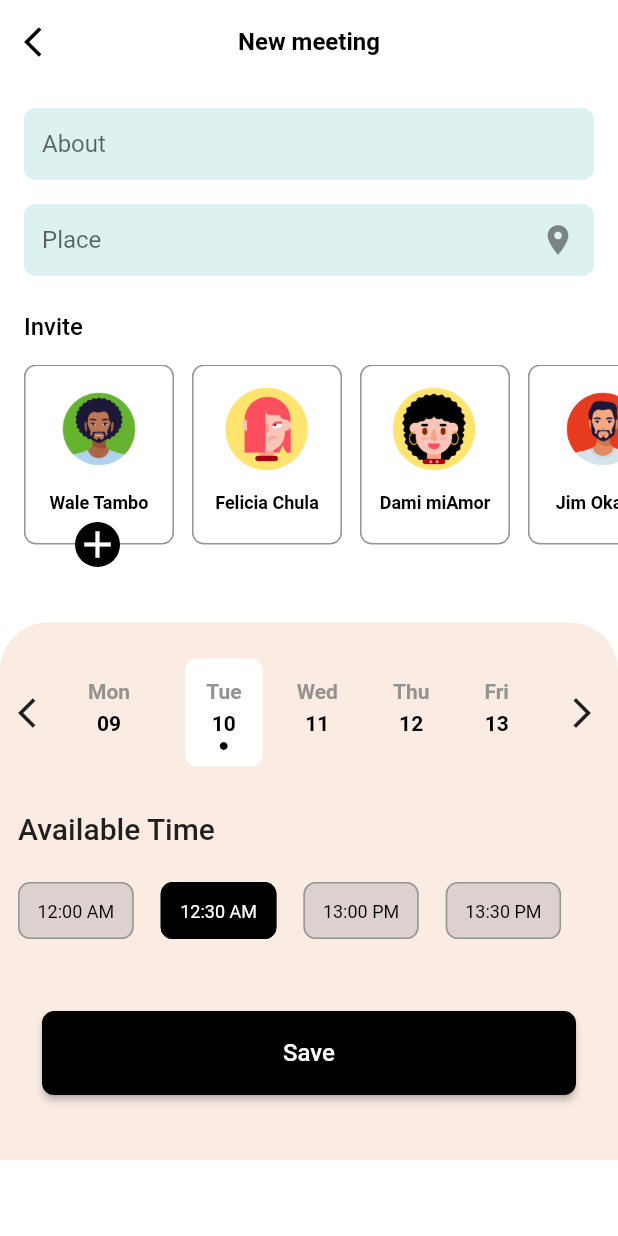
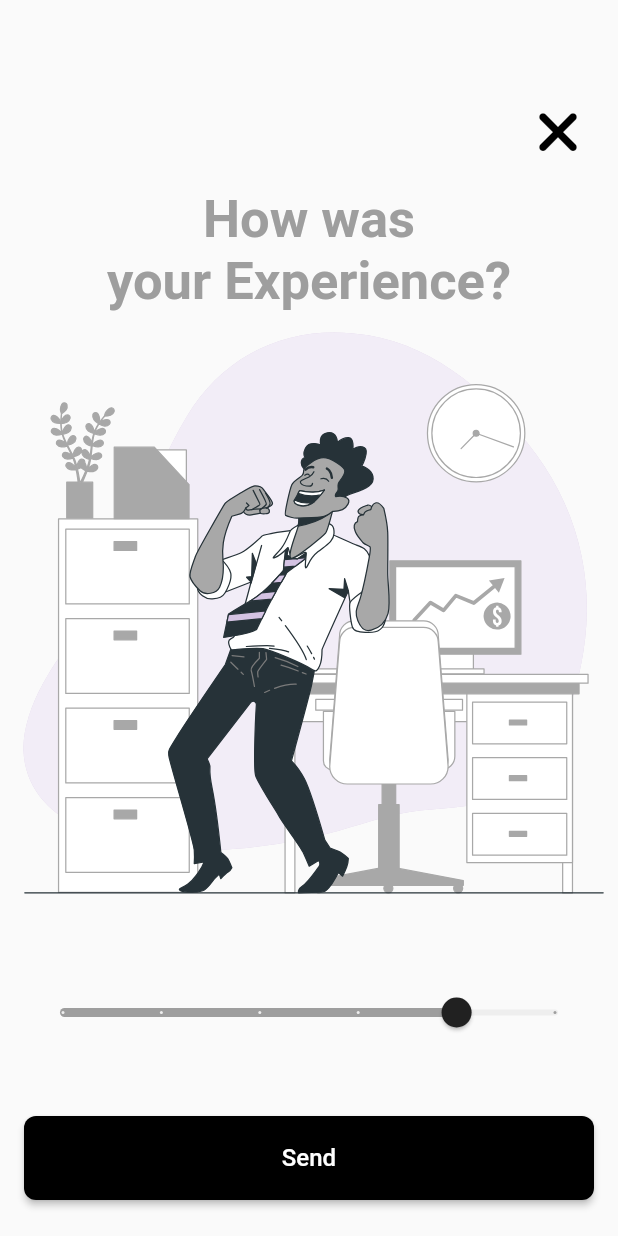
Before and after one commit to sobuur0/tma-just_ui, a Flutter app: the NewMeetingPage screen opened directly, after a tap on "Save", on a phone screen of 412 x 824 dp. Run offline on Flutter 3.47's test engine with Material 2 defaults, Android fonts, the light colour scheme and no system bars; our stand-ins replace flutter_svg_provider, font_awesome_flutter.

```diff
--- /dev/null
+++ b/lib/pages/experience_page.dart
@@ -0,0 +1,107 @@
+
+import 'package:flutter/material.dart';
+// ignore: depend_on_referenced_packages
+import 'package:flutter_svg_provider/flutter_svg_provider.dart';
+// ignore: depend_on_referenced_packages
+import 'package:font_awesome_flutter/font_awesome_flutter.dart';
+
+class ExperiencePage extends StatefulWidget {
+  const ExperiencePage({Key? key}) : super(key: key);
+
+  @override
+  State<ExperiencePage> createState() => _ExperiencePageState();
+}
+
+class _ExperiencePageState extends State<ExperiencePage> {
+  double _sliderValue = 4.0;
+
+  @override
+  Widget build(BuildContext context) {
+    return Scaffold(
+      body: Stack(
+        children: [
+          Container(
+            decoration: const BoxDecoration(
+              image: DecorationImage(
+                fit: BoxFit.cover,
+                image: Svg('images/happy_bro.svg'),
+              ),
+            ),
+          ),
+          Column(
+            crossAxisAlignment: CrossAxisAlignment.stretch,
+            children: [
+              const Padding(padding: EdgeInsets.only(top: 20.0)),
+              Align(
+                alignment: Alignment.topRight,
+                child: Padding(
+                  padding: const EdgeInsets.fromLTRB(0.0, 40.0, 16.0, 0.0),
+                  child: IconButton(
+                    onPressed: () {
+                      Navigator.of(context).pop();
+                    },
+                    icon: const FaIcon(
+                      FontAwesomeIcons.xmark,
+                      color: Colors.black,
+                      size: 40.0,
+                    ),
+                  ),
+                ),
+              ),
+              const Padding(padding: EdgeInsets.only(bottom: 18.0)),
+              Text(
+                'How was\nyour Experience?',
+                textAlign: TextAlign.center,
+                style: TextStyle(
+                  fontSize: 35.0,
+                  fontWeight: FontWeight.bold,
+                  color: Colors.grey.shade500,
+                ),
+              ),
+              const Spacer(),
+              Padding(
+                padding: const EdgeInsets.symmetric(horizontal: 16.0),
+                child: Slider(
+                  min: 0.0,
+                  max: 5.0,
+                  activeColor: Colors.grey.shade500,
+                  inactiveColor: Colors.grey.shade200,
+                  thumbColor: Colors.grey.shade900,
+                  value: _sliderValue,
+                  divisions: 5,
+                  onChanged: (newValue) {
+                    setState(() {
+                      _sliderValue = newValue;
+                    });
+                  },
+                ),
+              ),
+              const Padding(padding: EdgeInsets.only(bottom: 45.0)),
+              Padding(
+                padding: const EdgeInsets.symmetric(horizontal: 16.0),
+                child: ElevatedButton(
+                  onPressed: () {},
+                  style: ElevatedButton.styleFrom(
+                    primary: Colors.black,
+                    fixedSize: const Size.fromHeight(56.0),
+                    shape: RoundedRectangleBorder(
+                      borderRadius: BorderRadius.circular(8.0),
+                    ),
+                  ),
+                  child: const Text(
+                    'Send',
+                    style: TextStyle(
+                      color: Colors.white,
+                      fontSize: 16.0,
+                    ),
+                  ),
+                ),
+              ),
+              const Padding(padding: EdgeInsets.only(bottom: 24.0)),
+            ],
+          ),
+        ],
+      ),
+    );
+  }
+}
--- a/lib/pages/new_meeting_page.dart
+++ b/lib/pages/new_meeting_page.dart
@@ -1,5 +1,6 @@
 import 'package:flutter/material.dart';
 import 'package:tma_just_ui/constants/colors.dart';
+import 'package:tma_just_ui/pages/experience_page.dart';
 import 'package:tma_just_ui/widgets/date_details.dart';
 import 'package:tma_just_ui/widgets/funny_container_child.dart';
 import 'package:tma_just_ui/widgets/text_field.dart';
@@ -246,7 +247,13 @@
           Padding(
             padding: const EdgeInsets.symmetric(horizontal: 16.0),
             child: ElevatedButton(
-              onPressed: () {},
+              onPressed: () {
+                Navigator.of(context).push(
+                  MaterialPageRoute(
+                    builder: (context) => const ExperiencePage(),
+                  ),
+                );
+              },
               style: ElevatedButton.styleFrom(
                 primary: Colors.black,
                 fixedSize: const Size.fromHeight(56.0),
```
Also changed, not shown: pubspec.yaml (+3 -39 lines), images/happy_bro.svg (added), pubspec.lock, 1 other file.
